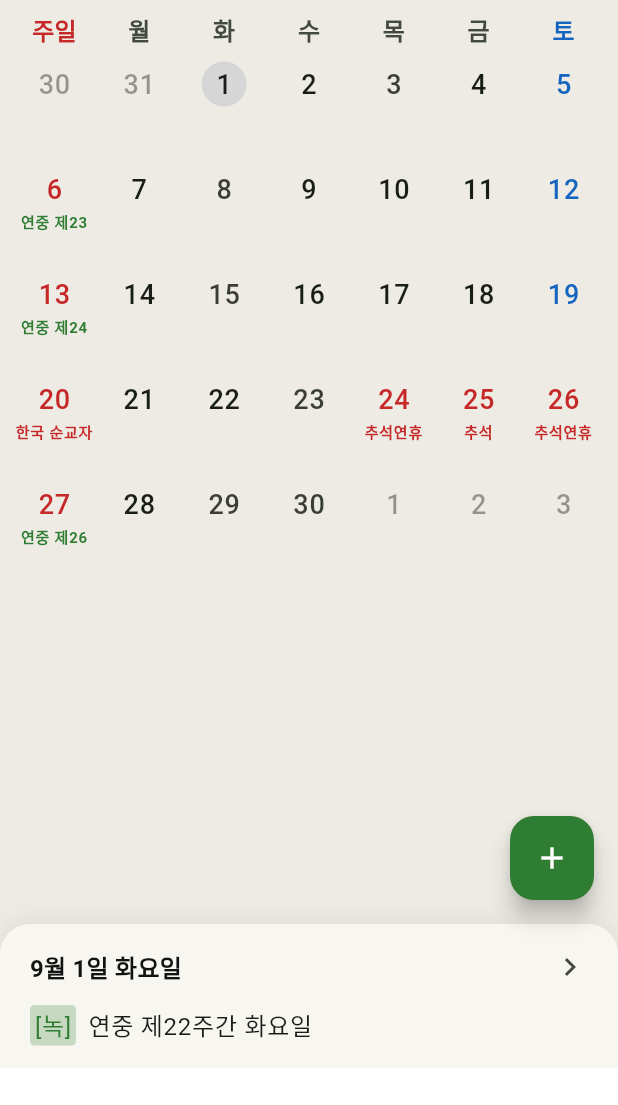
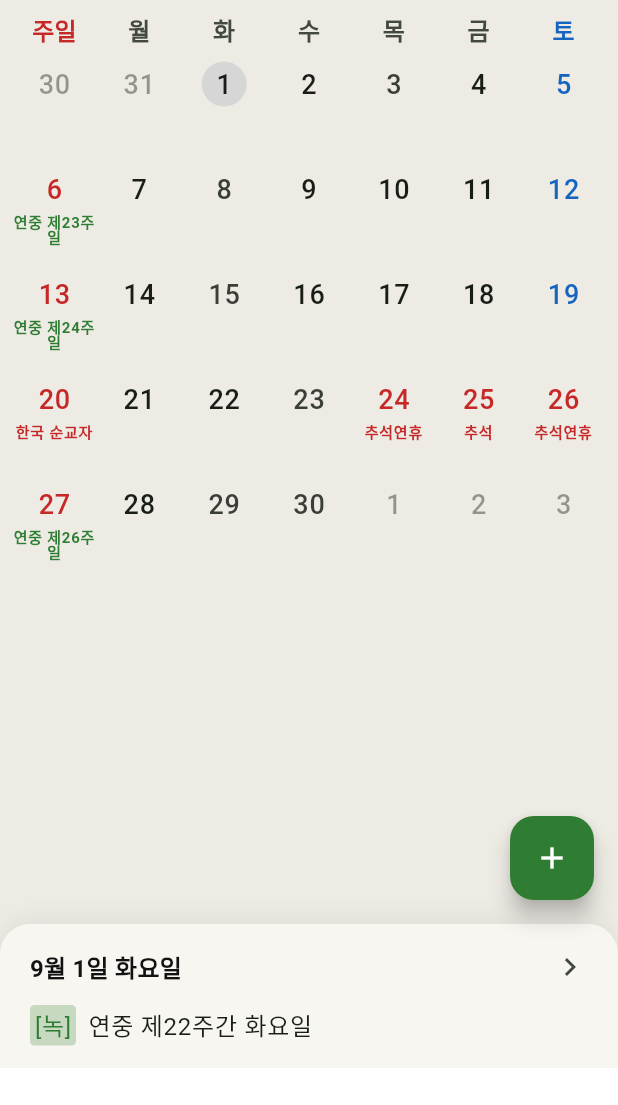
Before and after one commit to iOS-Kiwon/Korea-catholic-calendar, a Flutter app: the screen it shows after launch, after a tap on the "chevron right" icon, on a phone screen of 412 x 824 dp, the part 93-1198 px from its top. Run offline on Flutter 3.47's test engine with Material 3 defaults, Android fonts, the light colour scheme and no system bars; our stand-ins replace app_links, cloud_firestore, firebase_analytics, firebase_core, flutter_local_notifications, flutter_riverpod and 10 more; missing offline and left inert: app_tracking_transparency, extension_google_sign_in_as_googleapis_auth, firebase_app_check, googleapis; accounts and stored records are empty; network calls fail; statements that could not run were skipped.

Commit message:
연중 제#주일 로 포멧변경

```diff
--- a/lib/features/calendar/application/liturgical_display_filter.dart
+++ b/lib/features/calendar/application/liturgical_display_filter.dart
@@ -29,13 +29,13 @@ enum LiturgicalDisplayFilter {
 
 final _sundayOrdinal = RegExp(r'^(연중|사순|부활|대림) 제(\d+)주일$');
 
-/// 주일(id=sunday)의 "제N주일"에서 "주일"을 떼어 축약. 예: 연중 제17주일 -> 연중 제17.
+/// 주일(id=sunday)의 제목을 달력용으로 축약. 예: 연중 제17주일 -> 연중 제17주일.
 /// 주일이 아니거나 패턴이 다르면 null.
 String? sundayShortTitle(LiturgicalDay day) {
   if (day.celebration.id != 'sunday') return null;
   final m = _sundayOrdinal.firstMatch(day.title);
   if (m == null) return null;
-  return '${m.group(1)} 제${m.group(2)}';
+  return '${m.group(1)} 제${m.group(2)}주일';
 }
 
 /// [filter]에서 [day]에 전례일 텍스트를 표시하는가.
```
Also changed, not shown: 2 other files.
